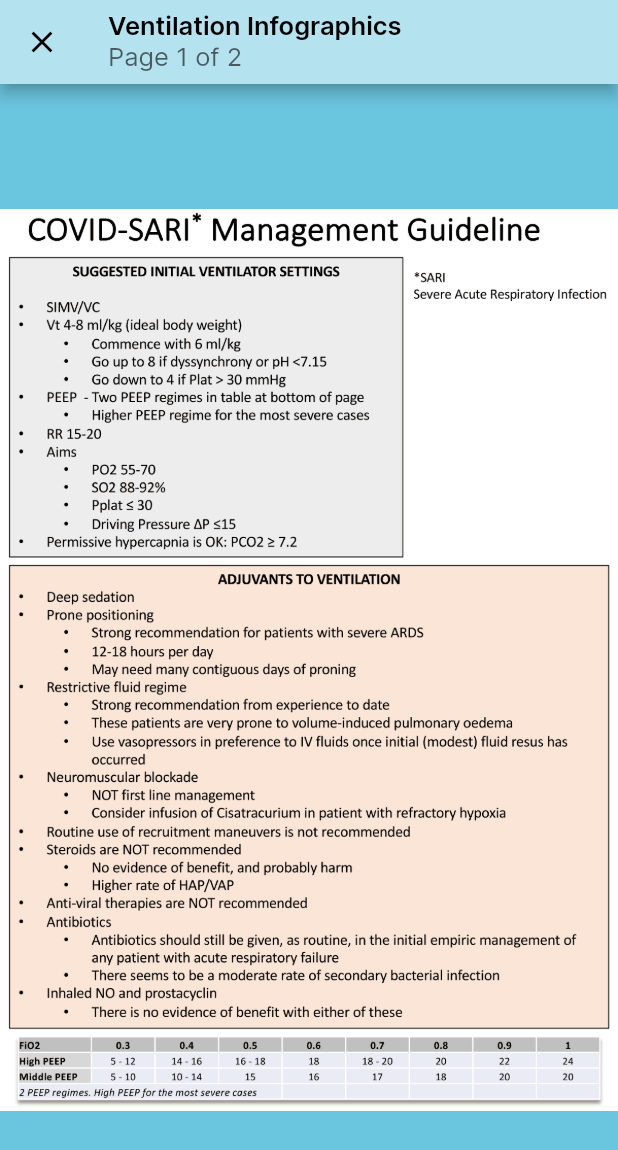
After one commit to Western-Health-Covid19-Collaboration/wh_covid19_app, a Flutter app: the InfographicMultiPage screen opened directly, on a phone screen of 412 x 824 dp. The commit adds this screen. Shown: the top 1150 px of the screen. Run offline on Flutter 3.47's test engine with Material 2 defaults, Android fonts, the phone set to English and light mode, and no system bars; drawn by our look-alikes of photo_view; our stand-ins replace chewie, device_info, firebase_analytics, flutter_svg, flutter_widget_from_html, package_info and 3 more; missing offline and left inert: matrix_gesture_detector; accounts and stored records are empty; statements that could not run were skipped.

Commit message:
reusable multipage image widget

```diff
--- a/lib/strings.dart
+++ b/lib/strings.dart
@@ -55,7 +55,7 @@ This app is designed to be used by the anaesthetist and critical care doctors at
 
   /// Ventilation
   static const String ventilationTitle = 'Ventilation';
-  static const String ventilationInfographicTitle = 'Ventilation Infographic';
+  static const String ventilationInfographicTitle = 'Ventilation Infographics';
 
   /// Daily Round
   static const String dailyRoundTitle = 'Daily Ward Round';
--- a/lib/view/icu_non_intensivist/ventilation/ventilation_infographic_page.dart
+++ b/lib/view/icu_non_intensivist/ventilation/ventilation_infographic_page.dart
@@ -2,14 +2,17 @@ import 'package:flutter/material.dart';
 
 import '../../../strings.dart';
 import '../../../style.dart';
-import '../../reusable_infographic_page.dart';
+import '../../reusable_infographic_multipage.dart';
 
 class VentilationInfographicPage extends StatelessWidget {
   @override
   Widget build(BuildContext context) {
-    return const InfographicPage(
+    return const InfographicMultiPage(
       title: Strings.ventilationInfographicTitle,
-      imageUrl: 'assets/images/infographics/sari_treatment_poster_1.png',
+      imageUrls: [
+        'assets/images/infographics/sari_treatment_poster_1.png',
+        'assets/images/infographics/sari_treatment_poster_2.png'
+      ],
       backgroundColor: AppColors.backgroundBlue,
       toolBarColor: AppColors.blue50,
     );
--- /dev/null
+++ b/lib/view/reusable_infographic_multipage.dart
@@ -0,0 +1,71 @@
+import 'package:flutter/material.dart';
+import 'package:photo_view/photo_view.dart';
+import 'package:photo_view/photo_view_gallery.dart';
+
+import '../style.dart';
+
+class InfographicMultiPage extends StatefulWidget {
+  // Navigation bar title
+  final String title;
+  final List<String> imageUrls;
+  final Color backgroundColor;
+  final Color toolBarColor;
+
+  const InfographicMultiPage({
+    this.title,
+    this.imageUrls,
+    this.backgroundColor,
+    this.toolBarColor,
+  });
+
+  @override
+  _InfographicMultiPageState createState() => _InfographicMultiPageState();
+}
+
+class _InfographicMultiPageState extends State<InfographicMultiPage> {
+  int _pageIndex = 0;
+  @override
+  Widget build(BuildContext context) {
+    return Scaffold(
+        backgroundColor: widget.backgroundColor,
+        appBar: AppBar(
+          // Warning brightness interacts with SystemUiOverlayStyle
+          // See system_bars.dart comments
+          brightness: Brightness.light,
+          backgroundColor: widget.toolBarColor,
+          iconTheme: Styles.appBarIconTheme,
+          title:
+              Column(crossAxisAlignment: CrossAxisAlignment.start, children: [
+            Text(
+              widget.title,
+              style: Styles.textH5,
+            ),
+            Text(
+              'Page ${_pageIndex + 1} of ${widget.imageUrls.length}',
+              style: Styles.textP,
+            )
+          ]),
+          leading: IconButton(
+            icon: Icon(Icons.close),
+            onPressed: () => Navigator.of(context).pop(null),
+          ),
+        ),
+        body: PhotoViewGallery(
+          scrollPhysics: const BouncingScrollPhysics(),
+          pageOptions: widget.imageUrls
+              .map((url) => PhotoViewGalleryPageOptions(
+                  imageProvider: AssetImage(url),
+                  initialScale: PhotoViewComputedScale.contained * 0.9,
+                  basePosition: Alignment.topCenter * 0.9,
+                  minScale: PhotoViewComputedScale.contained * 0.9))
+              .toList(),
+          scrollDirection: Axis.vertical,
+          backgroundDecoration: BoxDecoration(color: widget.backgroundColor),
+          onPageChanged: (index) {
+            setState(() {
+              _pageIndex = index;
+            });
+          },
+        ));
+  }
+}
--- a/lib/widget/reusable_zoomable_widget.dart
+++ b/lib/widget/reusable_zoomable_widget.dart
@@ -18,6 +18,7 @@ class ZoomablePhoto extends StatelessWidget {
             backgroundDecoration: BoxDecoration(color: backgroundColor),
             imageProvider: AssetImage(imageUrl),
             initialScale: PhotoViewComputedScale.contained * 0.9,
+            minScale: PhotoViewComputedScale.contained * 0.9,
             basePosition: Alignment.topCenter * 0.9,
           ),
         )
```
